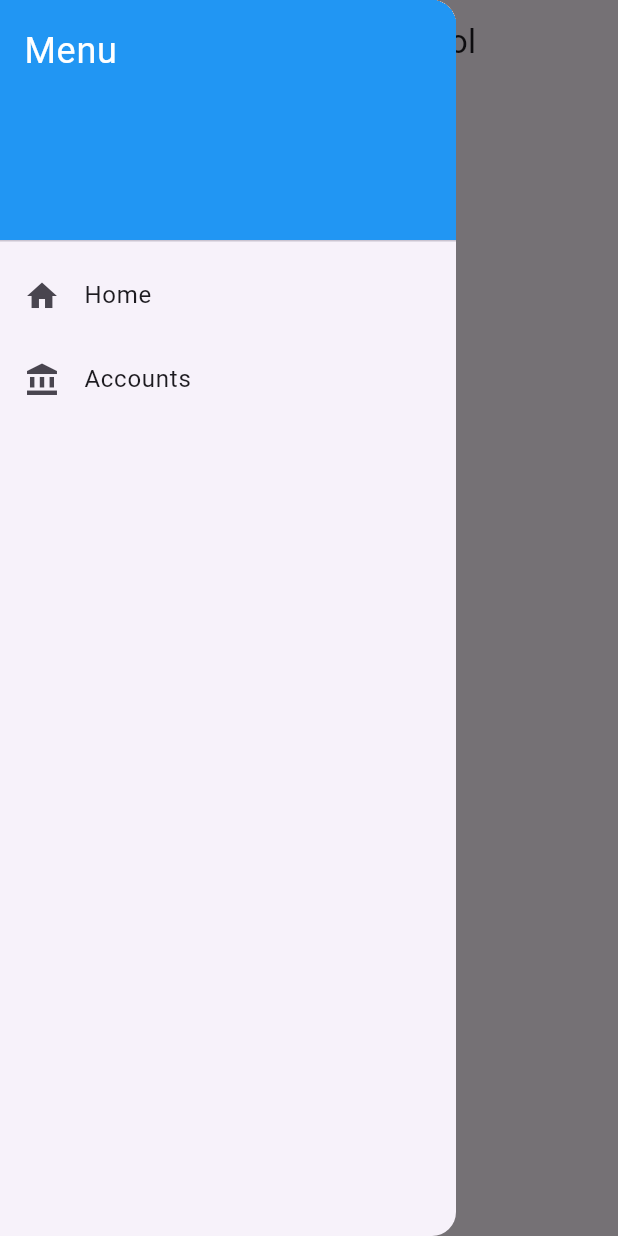
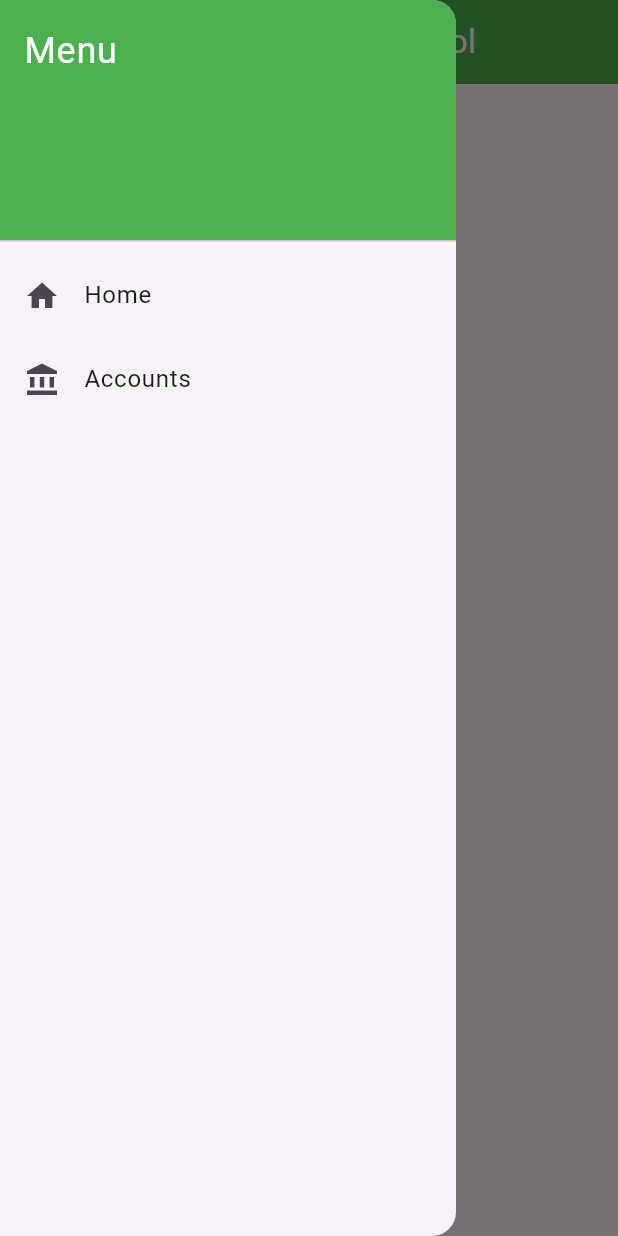
Before and after one commit to MatheusMiliorini/FinancesFlutter, a Flutter app: the screen it shows after launch, with the side drawer open, on a phone screen of 412 x 824 dp. Run offline on Flutter 3.47's test engine with Material 3 defaults, Android fonts, the phone set to English and light mode, and no system bars; our stand-ins replace sqflite; accounts and stored records are empty.

Commit message:
Update Styling

```diff
--- a/lib/main.dart
+++ b/lib/main.dart
@@ -17,7 +17,11 @@ class PersonalFinanceApp extends StatelessWidget {
     return MaterialApp(
       title: title,
       theme: ThemeData(
-        primarySwatch: Colors.deepOrange,
+        primarySwatch: Colors.green,
+        appBarTheme: const AppBarTheme(
+          color: Colors.green,
+          foregroundColor: Colors.white,
+        ),
       ),
       home: const HomeScreen(),
     );
--- a/lib/widgets/app_drawer.dart
+++ b/lib/widgets/app_drawer.dart
@@ -13,7 +13,7 @@ class AppDrawer extends StatelessWidget {
         children: <Widget>[
           const DrawerHeader(
             decoration: BoxDecoration(
-              color: Colors.blue,
+              color: Colors.green,
             ),
             child: Text(
               'Menu',
```
